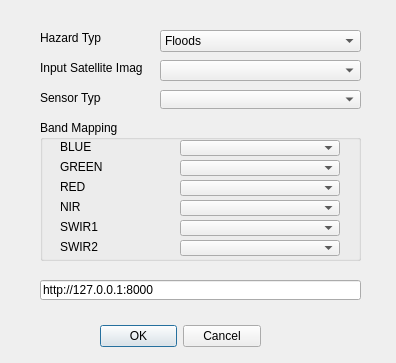
This is qgis_plugin/hazard_detector_dialog.ui in leonardijulia/hazard_detection as Qt 5 draws it before an edit. The edited form follows.
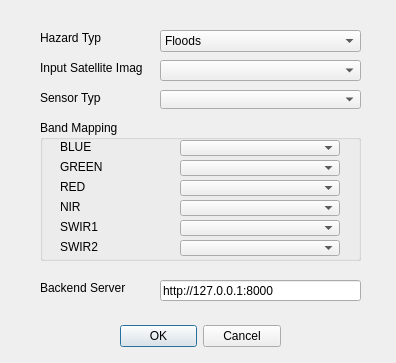
This is the edited form. Custom widgets are drawn as their Qt base class.

Patch:
```diff
--- a/qgis_plugin/hazard_detector_dialog.ui
+++ b/qgis_plugin/hazard_detector_dialog.ui
@@ -16,7 +16,7 @@
   <widget class="QDialogButtonBox" name="buttonBox">
    <property name="geometry">
     <rect>
-     <x>100</x>
+     <x>120</x>
      <y>320</y>
      <width>161</width>
      <height>32</height>
@@ -209,10 +209,10 @@
   <widget class="QLineEdit" name="txt_url">
    <property name="geometry">
     <rect>
-     <x>40</x>
+     <x>160</x>
      <y>280</y>
-     <width>321</width>
-     <height>20</height>
+     <width>201</width>
+     <height>21</height>
     </rect>
    </property>
    <property name="text">
@@ -278,6 +278,19 @@
     </rect>
    </property>
   </widget>
+  <widget class="QLabel" name="label_10">
+   <property name="geometry">
+    <rect>
+     <x>40</x>
+     <y>280</y>
+     <width>103</width>
+     <height>16</height>
+    </rect>
+   </property>
+   <property name="text">
+    <string>Backend Server</string>
+   </property>
+  </widget>
  </widget>
  <customwidgets>
   <customwidget>
```
Left out of the diff: 11 changed lines with no effect on the pictures.
